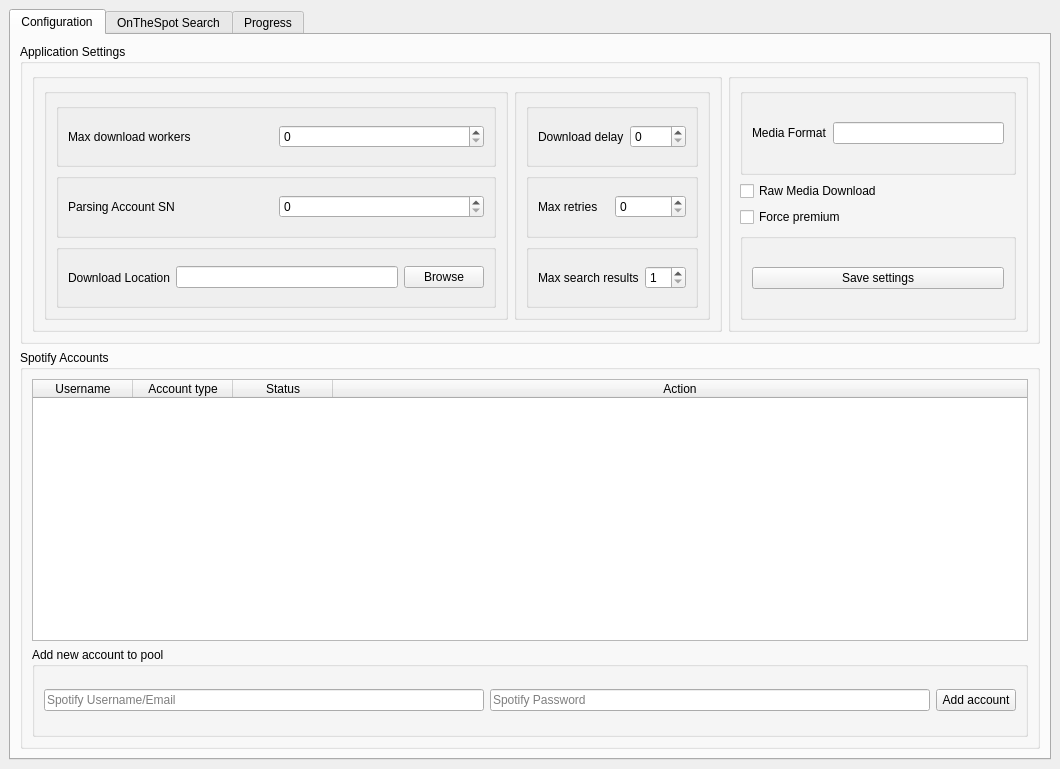
First picture: the form in ui/main.ui, repository moddroid94/onthespot, before the edit.
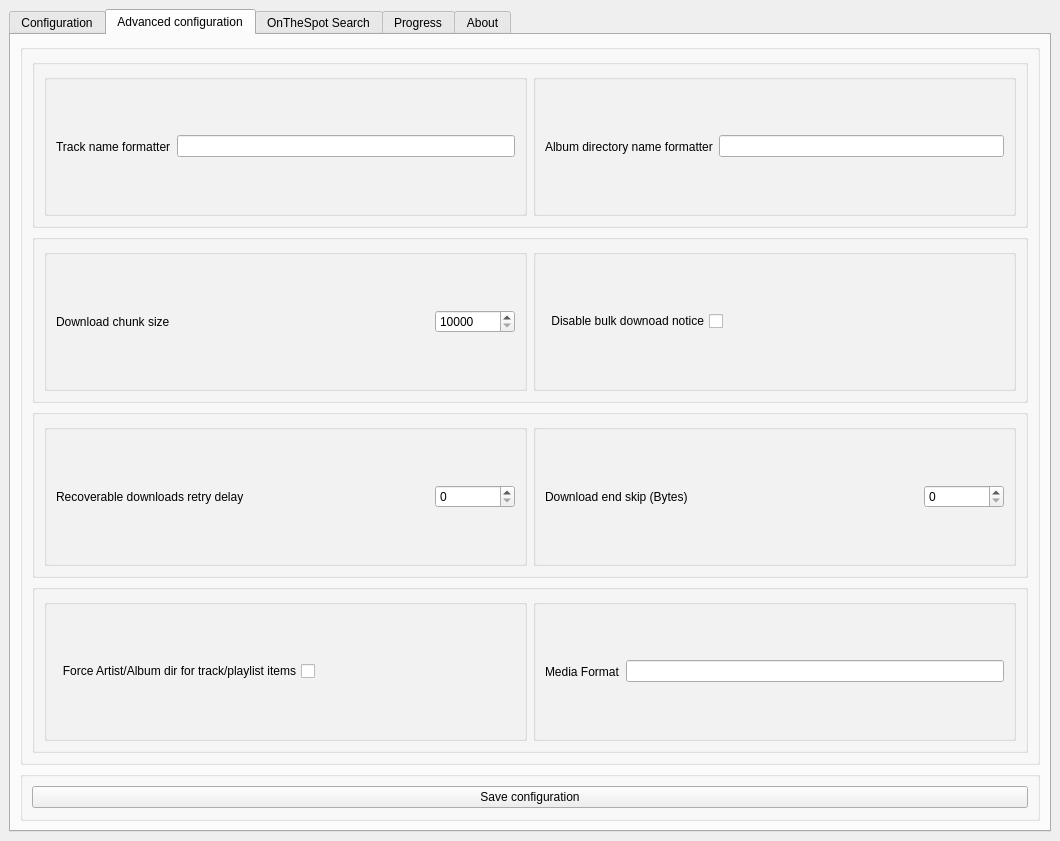
Second picture: the form after the edit. The open tabs and pages were chosen to show the change.

Diff of the .ui file:
```diff
--- a/ui/main.ui
+++ b/ui/main.ui
@@ -2,12 +2,15 @@
 <ui version="4.0">
  <class>MainWindow</class>
  <widget class="QMainWindow" name="MainWindow">
+  <property name="enabled">
+   <bool>true</bool>
+  </property>
   <property name="geometry">
    <rect>
     <x>0</x>
     <y>0</y>
     <width>1060</width>
-    <height>769</height>
+    <height>841</height>
    </rect>
   </property>
   <property name="windowTitle">
@@ -154,6 +157,19 @@
                       </property>
                      </widget>
                     </item>
+                    <item>
+                     <spacer name="horizontalSpacer">
+                      <property name="orientation">
+                       <enum>Qt::Horizontal</enum>
+                      </property>
+                      <property name="sizeHint" stdset="0">
+                       <size>
+                        <width>40</width>
+                        <height>20</height>
+                       </size>
+                      </property>
+                     </spacer>
+                    </item>
                     <item>
                      <widget class="QLineEdit" name="inp_download_root"/>
                     </item>
@@ -297,34 +313,6 @@
               <bool>true</bool>
              </property>
              <layout class="QVBoxLayout" name="verticalLayout_8">
-              <item>
-               <widget class="QGroupBox" name="groupBox_19">
-                <property name="minimumSize">
-                 <size>
-                  <width>0</width>
-                  <height>50</height>
-                 </size>
-                </property>
-                <property name="title">
-                 <string/>
-                </property>
-                <property name="flat">
-                 <bool>true</bool>
-                </property>
-                <layout class="QHBoxLayout" name="horizontalLayout_14">
-                 <item>
-                  <widget class="QLabel" name="lm_media_format">
-                   <property name="text">
-                    <string>Media Format</string>
-                   </property>
-                  </widget>
-                 </item>
-                 <item>
-                  <widget class="QLineEdit" name="inp_media_format"/>
-                 </item>
-                </layout>
-               </widget>
-              </item>
               <item>
                <widget class="QCheckBox" name="inp_raw_download">
                 <property name="text">
@@ -471,6 +459,367 @@
         </item>
        </layout>
       </widget>
+      <widget class="QWidget" name="advanced_config">
+       <property name="enabled">
+        <bool>true</bool>
+       </property>
+       <attribute name="title">
+        <string>Advanced configuration</string>
+       </attribute>
+       <layout class="QVBoxLayout" name="verticalLayout_12">
+        <item>
+         <widget class="QGroupBox" name="imput_adv_group">
+          <property name="title">
+           <string/>
+          </property>
+          <property name="flat">
+           <bool>true</bool>
+          </property>
+          <layout class="QVBoxLayout" name="verticalLayout_11">
+           <item>
+            <widget class="QGroupBox" name="groupBox_3">
+             <property name="title">
+              <string/>
+             </property>
+             <property name="flat">
+              <bool>true</bool>
+             </property>
+             <layout class="QHBoxLayout" name="horizontalLayout">
+              <item>
+               <widget class="QGroupBox" name="groupBox_6">
+                <property name="title">
+                 <string/>
+                </property>
+                <property name="flat">
+                 <bool>false</bool>
+                </property>
+                <layout class="QHBoxLayout" name="horizontalLayout_17">
+                 <item>
+                  <widget class="QLabel" name="lb_track_formatter">
+                   <property name="text">
+                    <string>Track name formatter</string>
+                   </property>
+                  </widget>
+                 </item>
+                 <item>
+                  <widget class="QLineEdit" name="inp_track_formatter"/>
+                 </item>
+                </layout>
+               </widget>
+              </item>
+              <item>
+               <widget class="QGroupBox" name="groupBox_13">
+                <property name="title">
+                 <string/>
+                </property>
+                <layout class="QHBoxLayout" name="horizontalLayout_18">
+                 <item>
+                  <widget class="QLabel" name="lb_alb_formatter">
+                   <property name="text">
+                    <string>Album directory name formatter</string>
+                   </property>
+                  </widget>
+                 </item>
+                 <item>
+                  <widget class="QLineEdit" name="inp_alb_formatter">
+                   <property name="text">
+                    <string/>
+                   </property>
+                  </widget>
+                 </item>
+                </layout>
+               </widget>
+              </item>
+             </layout>
+            </widget>
+           </item>
+           <item>
+            <widget class="QGroupBox" name="groupBox_4">
+             <property name="title">
+              <string/>
+             </property>
+             <property name="flat">
+              <bool>true</bool>
+             </property>
+             <layout class="QHBoxLayout" name="horizontalLayout_13">
+              <item>
+               <widget class="QGroupBox" name="groupBox_8">
+                <property name="title">
+                 <string/>
+                </property>
+                <property name="flat">
+                 <bool>false</bool>
+                </property>
+                <layout class="QHBoxLayout" name="horizontalLayout_19">
+                 <item>
+                  <widget class="QLabel" name="lb_chunk_size">
+                   <property name="text">
+                    <string>Download chunk size</string>
+                   </property>
+                  </widget>
+                 </item>
+                 <item>
+                  <spacer name="horizontalSpacer_2">
+                   <property name="orientation">
+                    <enum>Qt::Horizontal</enum>
+                   </property>
+                   <property name="sizeHint" stdset="0">
+                    <size>
+                     <width>40</width>
+                     <height>20</height>
+                    </size>
+                   </property>
+                  </spacer>
+                 </item>
+                 <item>
+                  <widget class="QSpinBox" name="inp_chunk_size">
+                   <property name="minimumSize">
+                    <size>
+                     <width>80</width>
+                     <height>0</height>
+                    </size>
+                   </property>
+                   <property name="minimum">
+                    <number>10000</number>
+                   </property>
+                   <property name="maximum">
+                    <number>10000000</number>
+                   </property>
+                  </widget>
+                 </item>
+                </layout>
+               </widget>
+              </item>
+              <item>
+               <widget class="QGroupBox" name="groupBox_18">
+                <property name="title">
+                 <string/>
+                </property>
+                <layout class="QHBoxLayout" name="horizontalLayout_20">
+                 <item>
+                  <widget class="QCheckBox" name="inp_disable_bulk_popup">
+                   <property name="layoutDirection">
+                    <enum>Qt::RightToLeft</enum>
+                   </property>
+                   <property name="text">
+                    <string>Disable bulk downoad notice</string>
+                   </property>
+                  </widget>
+                 </item>
+                 <item>
+                  <spacer name="horizontalSpacer_3">
+                   <property name="orientation">
+                    <enum>Qt::Horizontal</enum>
+                   </property>
+                   <property name="sizeHint" stdset="0">
+                    <size>
+                     <width>40</width>
+                     <height>20</height>
+                    </size>
+                   </property>
+                  </spacer>
+                 </item>
+                </layout>
+               </widget>
+              </item>
+             </layout>
+            </widget>
+           </item>
+           <item>
+            <widget class="QGroupBox" name="groupBox_5">
+             <property name="title">
+              <string/>
+             </property>
+             <property name="flat">
+              <bool>true</bool>
+             </property>
+             <layout class="QHBoxLayout" name="horizontalLayout_21">
+              <item>
+               <widget class="QGroupBox" name="groupBox_22">
+                <property name="title">
+                 <string/>
+                </property>
+                <property name="flat">
+                 <bool>false</bool>
+                </property>
+                <layout class="QHBoxLayout" name="horizontalLayout_22">
+                 <item>
+                  <widget class="QLabel" name="lb_max_recdl_delay">
+                   <property name="text">
+                    <string>Recoverable downloads retry delay</string>
+                   </property>
+                  </widget>
+                 </item>
+                 <item>
+                  <spacer name="horizontalSpacer_4">
+                   <property name="orientation">
+                    <enum>Qt::Horizontal</enum>
+                   </property>
+                   <property name="sizeHint" stdset="0">
+                    <size>
+                     <width>40</width>
+                     <height>20</height>
+                    </size>
+                   </property>
+                  </spacer>
+                 </item>
+                 <item>
+                  <widget class="QSpinBox" name="inp_max_recdl_delay">
+                   <property name="minimumSize">
+                    <size>
+                     <width>80</width>
+                     <height>0</height>
+                    </size>
+                   </property>
+                   <property name="maximum">
+                    <number>999999</number>
+                   </property>
+                  </widget>
+                 </item>
+                </layout>
+               </widget>
+              </item>
+              <item>
+               <widget class="QGroupBox" name="groupBox_23">
+                <property name="title">
+                 <string/>
+                </property>
+                <layout class="QHBoxLayout" name="horizontalLayout_23">
+                 <item>
+                  <widget class="QLabel" name="lb_dl_endskip">
+                   <property name="text">
+                    <string>Download end skip (Bytes)</string>
+                   </property>
+                  </widget>
+                 </item>
+                 <item>
+                  <spacer name="horizontalSpacer_5">
+                   <property name="orientation">
+                    <enum>Qt::Horizontal</enum>
+                   </property>
+                   <property name="sizeHint" stdset="0">
+                    <size>
+                     <width>40</width>
+                     <height>20</height>
+                    </size>
+                   </property>
+                  </spacer>
+                 </item>
+                 <item>
+                  <widget class="QSpinBox" name="inp_dl_endskip">
+                   <property name="minimumSize">
+                    <size>
+                     <width>80</width>
+                     <height>0</height>
+                    </size>
+                   </property>
+                   <property name="maximum">
+                    <number>999999999</number>
+                   </property>
+                  </widget>
+                 </item>
+                </layout>
+               </widget>
+              </item>
+             </layout>
+            </widget>
+           </item>
+           <item>
+            <widget class="QGroupBox" name="groupBox_25">
+             <property name="title">
+              <string/>
+             </property>
+             <property name="flat">
+              <bool>true</bool>
+             </property>
+             <layout class="QHBoxLayout" name="horizontalLayout_24">
+              <item>
+               <widget class="QGroupBox" name="groupBox_26">
+                <property name="title">
+                 <string/>
+                </property>
+                <property name="flat">
+                 <bool>false</bool>
+                </property>
+                <layout class="QHBoxLayout" name="horizontalLayout_25">
+                 <item>
+                  <widget class="QCheckBox" name="inp_force_track_dir">
+                   <property name="layoutDirection">
+                    <enum>Qt::RightToLeft</enum>
+                   </property>
+                   <property name="text">
+                    <string>Force Artist/Album dir for track/playlist items</string>
+                   </property>
+                  </widget>
+                 </item>
+                 <item>
+                  <spacer name="horizontalSpacer_6">
+                   <property name="orientation">
+                    <enum>Qt::Horizontal</enum>
+                   </property>
+                   <property name="sizeHint" stdset="0">
+                    <size>
+                     <width>40</width>
+                     <height>20</height>
+                    </size>
+                   </property>
+                  </spacer>
+                 </item>
+                </layout>
+               </widget>
+              </item>
+              <item>
+               <widget class="QGroupBox" name="groupBox_27">
+                <property name="title">
+                 <string/>
+                </property>
+                <layout class="QHBoxLayout" name="horizontalLayout_26">
+                 <item>
+                  <widget class="QLabel" name="lm_media_format">
+                   <property name="text">
+                    <string>Media Format</string>
+                   </property>
+                  </widget>
+                 </item>
+                 <item>
+                  <widget class="QLineEdit" name="inp_media_format"/>
+                 </item>
+                </layout>
+               </widget>
+              </item>
+             </layout>
+            </widget>
+           </item>
+          </layout>
+         </widget>
+        </item>
+        <item>
+         <widget class="QGroupBox" name="groupBox_24">
+          <property name="maximumSize">
+           <size>
+            <width>16777215</width>
+            <height>50</height>
+           </size>
+          </property>
+          <property name="title">
+           <string/>
+          </property>
+          <property name="flat">
+           <bool>true</bool>
+          </property>
+          <layout class="QVBoxLayout" name="verticalLayout_13">
+           <item>
+            <widget class="QPushButton" name="btn_save_adv_config">
+             <property name="text">
+              <string>Save configuration</string>
+             </property>
+            </widget>
+           </item>
+          </layout>
+         </widget>
+        </item>
+       </layout>
+      </widget>
       <widget class="QWidget" name="search">
        <attribute name="title">
         <string>OnTheSpot Search</string>
@@ -729,6 +1078,74 @@
         </item>
        </layout>
       </widget>
+      <widget class="QWidget" name="tab">
+       <attribute name="title">
+        <string>About</string>
+       </attribute>
+       <layout class="QVBoxLayout" name="verticalLayout_14">
+        <item alignment="Qt::AlignHCenter">
+         <widget class="QGroupBox" name="groupBox_28">
+          <property name="title">
+           <string/>
+          </property>
+          <property name="flat">
+           <bool>true</bool>
+          </property>
+          <layout class="QVBoxLayout" name="verticalLayout_15">
+           <item>
+            <spacer name="verticalSpacer">
+             <property name="orientation">
+              <enum>Qt::Vertical</enum>
+             </property>
+             <property name="sizeHint" stdset="0">
+              <size>
+               <width>20</width>
+               <height>40</height>
+              </size>
+             </property>
+            </spacer>
+           </item>
+           <item>
+            <widget class="QLabel" name="label">
+             <property name="text">
+              <string>&lt;html&gt;&lt;head/&gt;&lt;body&gt;&lt;p align=&quot;center&quot;&gt;&lt;span style=&quot; font-size:20pt;&quot;&gt;OnTheSpot - Spotify Downloader&lt;/span&gt;&lt;/p&gt;&lt;p align=&quot;center&quot;&gt;&lt;span style=&quot; font-size:14pt;&quot;&gt;By: &lt;/span&gt;&lt;a href=&quot;http://casualsnek.eu.org&quot;&gt;&lt;span style=&quot; font-size:14pt; text-decoration: underline; color:#2980b9;&quot;&gt;CasuAlSnek Website | &lt;/span&gt;&lt;/a&gt;&lt;a href=&quot;https://github.com/casualsnek/onethespot&quot;&gt;&lt;span style=&quot; font-size:14pt; text-decoration: underline; color:#2980b9;&quot;&gt;GitHub&lt;/span&gt;&lt;/a&gt;&lt;/p&gt;&lt;p align=&quot;center&quot;&gt;&lt;br/&gt;&lt;/p&gt;&lt;p align=&quot;center&quot;&gt;&lt;a href=&quot;https://github.com/casualsnek/onethespot&quot;&gt;&lt;span style=&quot; font-size:12pt; text-decoration: underline; color:#2980b9;&quot;&gt;OneTheSpot is not related or endorsed by Spotify by any means.&lt;/span&gt;&lt;/a&gt;&lt;/p&gt;&lt;p align=&quot;center&quot;&gt;&lt;a href=&quot;https://github.com/casualsnek/onethespot&quot;&gt;&lt;span style=&quot; font-size:12pt; text-decoration: underline; color:#2980b9;&quot;&gt;You are solely liable for any actions you perform through this application and it's consequences.&lt;/span&gt;&lt;/a&gt;&lt;/p&gt;&lt;p align=&quot;center&quot;&gt;&lt;br/&gt;&lt;/p&gt;&lt;p align=&quot;center&quot;&gt;&lt;a href=&quot;https://github.com/casualsnek/onethespot&quot;&gt;&lt;span style=&quot; font-size:12pt; text-decoration: underline; color:#2980b9;&quot;&gt;This application is distributed under &lt;/span&gt;&lt;/a&gt;&lt;a href=&quot;https://www.gnu.org/licenses/old-licenses/lgpl-2.0.html&quot;&gt;&lt;span style=&quot; text-decoration: underline; color:#2980b9;&quot;&gt;GPLv2&lt;/span&gt;&lt;/a&gt;&lt;a href=&quot;https://github.com/casualsnek/onethespot&quot;&gt;&lt;span style=&quot; font-size:12pt; text-decoration: underline; color:#2980b9;&quot;&gt; License&lt;/span&gt;&lt;/a&gt;&lt;/p&gt;&lt;p align=&quot;center&quot;&gt;&lt;br/&gt;&lt;/p&gt;&lt;p align=&quot;center&quot;&gt;&lt;a href=&quot;https://github.com/casualsnek/onethespot&quot;&gt;&lt;span style=&quot; font-size:12pt; text-decoration: underline; color:#2980b9;&quot;&gt;License Terms:&lt;/span&gt;&lt;/a&gt;&lt;/p&gt;&lt;/body&gt;&lt;/html&gt;</string>
+             </property>
+            </widget>
+           </item>
+          </layout>
+         </widget>
+        </item>
+        <item>
+         <widget class="QGroupBox" name="groupBox_19">
+          <property name="title">
+           <string/>
+          </property>
+          <property name="flat">
+           <bool>true</bool>
+          </property>
+          <layout class="QHBoxLayout" name="horizontalLayout_14">
+           <item>
+            <widget class="QTextEdit" name="textEdit">
+             <property name="minimumSize">
+              <size>
+               <width>800</width>
+               <height>0</height>
+              </size>
+             </property>
+             <property name="html">
+              <string>&lt;!DOCTYPE HTML PUBLIC &quot;-//W3C//DTD HTML 4.0//EN&quot; &quot;http://www.w3.org/TR/REC-html40/strict.dtd&quot;&gt;
+&lt;html&gt;&lt;head&gt;&lt;meta name=&quot;qrichtext&quot; content=&quot;1&quot; /&gt;&lt;style type=&quot;text/css&quot;&gt;
+p, li { white-space: pre-wrap; }
+&lt;/style&gt;&lt;/head&gt;&lt;body style=&quot; font-family:'Iosevka Semibold'; font-size:10pt; font-weight:400; font-style:normal;&quot;&gt;
+&lt;p align=&quot;center&quot; style=&quot; margin-top:0px; margin-bottom:0px; margin-left:0px; margin-right:0px; -qt-block-indent:0; text-indent:0px;&quot;&gt;&lt;span style=&quot; font-family:'monospace'; color:#000000; background-color:#ffffff;&quot;&gt;GNU GENERAL PUBLIC LICENSE &lt;/span&gt;&lt;span style=&quot; font-family:'monospace';&quot;&gt;&lt;br /&gt;Version 2, June 1991 &lt;br /&gt;&lt;br /&gt;Copyright (C) 1989, 1991 Free Software Foundation, Inc., &lt;br /&gt;51 Franklin Street, Fifth Floor, Boston, MA 02110-1301 USA &lt;br /&gt;Everyone is permitted to copy and distribute verbatim copies &lt;br /&gt;of this license document, but changing it is not allowed. &lt;br /&gt;&lt;br /&gt;Preamble &lt;br /&gt;&lt;br /&gt;The licenses for most software are designed to take away your &lt;br /&gt;freedom to share and change it.  By contrast, the GNU General Public &lt;br /&gt;License is intended to guarantee your freedom to share and change free &lt;br /&gt;software--to make sure the software is free for all its users.  This &lt;br /&gt;General Public License applies to most of the Free Software &lt;br /&gt;Foundation's software and to any other program whose authors commit to &lt;br /&gt;using it.  (Some other Free Software Foundation software is covered by &lt;br /&gt;the GNU Lesser General Public License instead.)  You can apply it to &lt;br /&gt;your programs, too. &lt;br /&gt;&lt;br /&gt;When we speak of free software, we are referring to freedom, not &lt;br /&gt;price.  Our General Public Licenses are designed to make sure that you &lt;br /&gt;have the freedom to distribute copies of free software (and charge for &lt;br /&gt;this service if you wish), that you receive source code or can get it &lt;br /&gt;if you want it, that you can change the software or use pieces of it &lt;br /&gt;in new free programs; and that you know you can do these things. &lt;br /&gt;&lt;br /&gt;To protect your rights, we need to make restrictions that forbid &lt;br /&gt;anyone to deny you these rights or to ask you to surrender the rights. &lt;br /&gt;These restrictions translate to certain responsibilities for you if you &lt;br /&gt;distribute copies of the software, or if you modify it. &lt;br /&gt;&lt;br /&gt;For example, if you distribute copies of such a program, whether &lt;br /&gt;gratis or for a fee, you must give the recipients all the rights that &lt;br /&gt;you have.  You must make sure that they, too, receive or can get the &lt;br /&gt;source code.  And you must show them these terms so they know their &lt;br /&gt;rights. &lt;br /&gt;&lt;br /&gt;We protect your rights with two steps: (1) copyright the software, and &lt;br /&gt;(2) offer you this license which gives you legal permission to copy, &lt;br /&gt;distribute and/or modify the software. &lt;br /&gt;&lt;br /&gt;Also, for each author's protection and ours, we want to make certain &lt;br /&gt;that everyone understands that there is no warranty for this free &lt;br /&gt;software.  If the software is modified by someone else and passed on, we &lt;br /&gt;want its recipients to know that what they have is not the original, so &lt;br /&gt;that any problems introduced by others will not reflect on the original &lt;br /&gt;authors' reputations. &lt;br /&gt;&lt;br /&gt;Finally, any free program is threatened constantly by software &lt;br /&gt;patents.  We wish to avoid the danger that redistributors of a free &lt;br /&gt;program will individually obtain patent licenses, in effect making the &lt;br /&gt;program proprietary.  To prevent this, we have made it clear that any &lt;br /&gt;patent must be licensed for everyone's free use or not licensed at all. &lt;br /&gt;&lt;br /&gt;The precise terms and conditions for copying, distribution and &lt;br /&gt;modification follow. &lt;br /&gt;&lt;br /&gt;GNU GENERAL PUBLIC LICENSE &lt;br /&gt;TERMS AND CONDITIONS FOR COPYING, DISTRIBUTION AND MODIFICATION &lt;br /&gt;&lt;br /&gt;0. This License applies to any program or other work which contains &lt;br /&gt;a notice placed by the copyright holder saying it may be distributed &lt;br /&gt;under the terms of this General Public License.  The &amp;quot;Program&amp;quot;, below, &lt;br /&gt;refers to any such program or work, and a &amp;quot;work based on the Program&amp;quot; &lt;br /&gt;means either the Program or any derivative work under copyright law: &lt;br /&gt;that is to say, a work containing the Program or a portion of it, &lt;br /&gt;either verbatim or with modifications and/or translated into another &lt;br /&gt;language.  (Hereinafter, translation is included without limitation in &lt;br /&gt;the term &amp;quot;modification&amp;quot;.)  Each licensee is addressed as &amp;quot;you&amp;quot;. &lt;br /&gt;&lt;br /&gt;Activities other than copying, distribution and modification are not &lt;br /&gt;covered by this License; they are outside its scope.  The act of &lt;br /&gt;running the Program is not restricted, and the output from the Program &lt;br /&gt;is covered only if its contents constitute a work based on the &lt;br /&gt;Program (independent of having been made by running the Program). &lt;br /&gt;Whether that is true depends on what the Program does. &lt;br /&gt;&lt;br /&gt;1. You may copy and distribute verbatim copies of the Program's &lt;br /&gt;source code as you receive it, in any medium, provided that you &lt;br /&gt;conspicuously and appropriately publish on each copy an appropriate &lt;br /&gt;copyright notice and disclaimer of warranty; keep intact all the &lt;br /&gt;notices that refer to this License and to the absence of any warranty; &lt;br /&gt;and give any other recipients of the Program a copy of this License &lt;br /&gt;along with the Program. &lt;br /&gt;&lt;br /&gt;You may charge a fee for the physical act of transferring a copy, and &lt;br /&gt;you may at your option offer warranty protection in exchange for a fee. &lt;br /&gt;&lt;br /&gt;2. You may modify your copy or copies of the Program or any portion &lt;br /&gt;of it, thus forming a work based on the Program, and copy and &lt;br /&gt;distribute such modifications or work under the terms of Section 1 &lt;br /&gt;above, provided that you also meet all of these conditions: &lt;br /&gt;&lt;br /&gt;a) You must cause the modified files to carry prominent notices &lt;br /&gt;stating that you changed the files and the date of any change. &lt;br /&gt;&lt;br /&gt;b) You must cause any work that you distribute or publish, that in &lt;br /&gt;whole or in part contains or is derived from the Program or any &lt;br /&gt;part thereof, to be licensed as a whole at no charge to all third &lt;br /&gt;parties under the terms of this License. &lt;br /&gt;&lt;br /&gt;c) If the modified program normally reads commands interactively &lt;br /&gt;when run, you must cause it, when started running for such &lt;br /&gt;interactive use in the most ordinary way, to print or display an &lt;br /&gt;announcement including an appropriate copyright notice and a &lt;br /&gt;notice that there is no warranty (or else, saying that you provide &lt;br /&gt;a warranty) and that users may redistribute the program under &lt;br /&gt;these conditions, and telling the user how to view a copy of this &lt;br /&gt;License.  (Exception: if the Program itself is interactive but &lt;br /&gt;does not normally print such an announcement, your work based on &lt;br /&gt;the Program is not required to print an announcement.) &lt;br /&gt;&lt;br /&gt;These requirements apply to the modified work as a whole.  If &lt;br /&gt;identifiable sections of that work are not derived from the Program, &lt;br /&gt;and can be reasonably considered independent and separate works in &lt;br /&gt;themselves, then this License, and its terms, do not apply to those &lt;br /&gt;sections when you distribute them as separate works.  But when you &lt;br /&gt;distribute the same sections as part of a whole which is a work based &lt;br /&gt;on the Program, the distribution of the whole must be on the terms of &lt;br /&gt;this License, whose permissions for other licensees extend to the &lt;br /&gt;entire whole, and thus to each and every part regardless of who wrote it. &lt;br /&gt;&lt;br /&gt;Thus, it is not the intent of this section to claim rights or contest &lt;br /&gt;your rights to work written entirely by you; rather, the intent is to &lt;br /&gt;exercise the right to control the distribution of derivative or &lt;br /&gt;collective works based on the Program. &lt;br /&gt;&lt;br /&gt;In addition, mere aggregation of another work not based on the Program &lt;br /&gt;with the Program (or with a work based on the Program) on a volume of &lt;br /&gt;a storage or distribution medium does not bring the other work under &lt;br /&gt;the scope of this License. &lt;br /&gt;&lt;br /&gt;3. You may copy and distribute the Program (or a work based on it, &lt;br /&gt;under Section 2) in object code or executable form under the terms of &lt;br /&gt;Sections 1 and 2 above provided that you also do one of the following: &lt;br /&gt;&lt;br /&gt;a) Accompany it with the complete corresponding machine-readable &lt;br /&gt;source code, which must be distributed under the terms of Sections &lt;br /&gt;1 and 2 above on a medium customarily used for software interchange; or, &lt;br /&gt;&lt;br /&gt;b) Accompany it with a written offer, valid for at least three &lt;br /&gt;years, to give any third party, for a charge no more than your &lt;br /&gt;cost of physically performing source distribution, a complete &lt;br /&gt;machine-readable copy of the corresponding source code, to be &lt;br /&gt;distributed under the terms of Sections 1 and 2 above on a medium &lt;br /&gt;customarily used for software interchange; or, &lt;br /&gt;&lt;br /&gt;c) Accompany it with the information you received as to the offer &lt;br /&gt;to distribute corresponding source code.  (This alternative is &lt;br /&gt;allowed only for noncommercial distribution and only if you &lt;br /&gt;received the program in object code or executable form with such &lt;br /&gt;an offer, in accord with Subsection b above.) &lt;br /&gt;&lt;br /&gt;The source code for a work means the preferred form of the work for &lt;br /&gt;making modifications to it.  For an executable work, complete source &lt;br /&gt;code means all the source code for all modules it contains, plus any &lt;br /&gt;associated interface definition files, plus the scripts used to &lt;br /&gt;control compilation and installation of the executable.  However, as a &lt;br /&gt;special exception, the source code distributed need not include &lt;br /&gt;anything that is normally distributed (in either source or binary &lt;br /&gt;form) with the major components (compiler, kernel, and so on) of the &lt;br /&gt;operating system on which the executable runs, unless that component &lt;br /&gt;itself accompanies the executable. &lt;br /&gt;&lt;br /&gt;If distribution of executable or object code is made by offering &lt;br /&gt;access to copy from a designated place, then offering equivalent &lt;br /&gt;access to copy the source code from the same place counts as &lt;br /&gt;distribution of the source code, even though third parties are not &lt;br /&gt;compelled to copy the source along with the object code. &lt;br /&gt;&lt;br /&gt;4. You may not copy, modify, sublicense, or distribute the Program &lt;br /&gt;except as expressly provided under this License.  Any attempt &lt;br /&gt;otherwise to copy, modify, sublicense or distribute the Program is &lt;br /&gt;void, and will automatically terminate your rights under this License. &lt;br /&gt;However, parties who have received copies, or rights, from you under &lt;br /&gt;this License will not have their licenses terminated so long as such &lt;br /&gt;parties remain in full compliance. &lt;br /&gt;&lt;br /&gt;5. You are not required to accept this License, since you have not &lt;br /&gt;signed it.  However, nothing else grants you permission to modify or &lt;br /&gt;distribute the Program or its derivative works.  These actions are &lt;br /&gt;prohibited by law if you do not accept this License.  Therefore, by &lt;br /&gt;modifying or distributing the Program (or any work based on the &lt;br /&gt;Program), you indicate your acceptance of this License to do so, and &lt;br /&gt;all its terms and conditions for copying, distributing or modifying &lt;br /&gt;the Program or works based on it. &lt;br /&gt;&lt;br /&gt;6. Each time you redistribute the Program (or any work based on the &lt;br /&gt;Program), the recipient automatically receives a license from the &lt;br /&gt;original licensor to copy, distribute or modify the Program subject to &lt;br /&gt;these terms and conditions.  You may not impose any further &lt;br /&gt;restrictions on the recipients' exercise of the rights granted herein. &lt;br /&gt;You are not responsible for enforcing compliance by third parties to &lt;br /&gt;this License. &lt;br /&gt;&lt;br /&gt;7. If, as a consequence of a court judgment or allegation of patent &lt;br /&gt;infringement or for any other reason (not limited to patent issues), &lt;br /&gt;conditions are imposed on you (whether by court order, agreement or &lt;br /&gt;otherwise) that contradict the conditions of this License, they do not &lt;br /&gt;excuse you from the conditions of this License.  If you cannot &lt;br /&gt;distribute so as to satisfy simultaneously your obligations under this &lt;br /&gt;License and any other pertinent obligations, then as a consequence you &lt;br /&gt;may not distribute the Program at all.  For example, if a patent &lt;br /&gt;license would not permit royalty-free redistribution of the Program by &lt;br /&gt;all those who receive copies directly or indirectly through you, then &lt;br /&gt;the only way you could satisfy both it and this License would be to &lt;br /&gt;refrain entirely from distribution of the Program. &lt;br /&gt;&lt;br /&gt;If any portion of this section is held invalid or unenforceable under &lt;br /&gt;any particular circumstance, the balance of the section is intended to &lt;br /&gt;apply and the section as a whole is intended to apply in other &lt;br /&gt;circumstances. &lt;br /&gt;&lt;br /&gt;It is not the purpose of this section to induce you to infringe any &lt;br /&gt;patents or other property right claims or to contest validity of any &lt;br /&gt;such claims; this section has the sole purpose of protecting the &lt;br /&gt;integrity of the free software distribution system, which is &lt;br /&gt;implemented by public license practices.  Many people have made &lt;br /&gt;generous contributions to the wide range of software distributed &lt;br /&gt;through that system in reliance on consistent application of that &lt;br /&gt;system; it is up to the author/donor to decide if he or she is willing &lt;br /&gt;to distribute software through any other system and a licensee cannot &lt;br /&gt;impose that choice. &lt;br /&gt;&lt;br /&gt;This section is intended to make thoroughly clear what is believed to &lt;br /&gt;be a consequence of the rest of this License. &lt;br /&gt;&lt;br /&gt;8. If the distribution and/or use of the Program is restricted in &lt;br /&gt;certain countries either by patents or by copyrighted interfaces, the &lt;br /&gt;original copyright holder who places the Program under this License &lt;br /&gt;may add an explicit geographical distribution limitation excluding &lt;br /&gt;those countries, so that distribution is permitted only in or among &lt;br /&gt;countries not thus excluded.  In such case, this License incorporates &lt;br /&gt;the limitation as if written in the body of this License. &lt;br /&gt;&lt;br /&gt;9. The Free Software Foundation may publish revised and/or new versions &lt;br /&gt;of the General Public License from time to time.  Such new versions will &lt;br /&gt;be similar in spirit to the present version, but may differ in detail to &lt;br /&gt;address new problems or concerns. &lt;br /&gt;&lt;br /&gt;Each version is given a distinguishing version number.  If the Program &lt;br /&gt;specifies a version number of this License which applies to it and &amp;quot;any &lt;br /&gt;later version&amp;quot;, you have the option of following the terms and conditions &lt;br /&gt;either of that version or of any later version published by the Free &lt;br /&gt;Software Foundation.  If the Program does not specify a version number of &lt;br /&gt;this License, you may choose any version ever published by the Free Software &lt;br /&gt;Foundation. &lt;br /&gt;&lt;br /&gt;10. If you wish to incorporate parts of the Program into other free &lt;br /&gt;programs whose distribution conditions are different, write to the author &lt;br /&gt;to ask for permission.  For software which is copyrighted by the Free &lt;br /&gt;Software Foundation, write to the Free Software Foundation; we sometimes &lt;br /&gt;make exceptions for this.  Our decision will be guided by the two goals &lt;br /&gt;of preserving the free status of all derivatives of our free software and &lt;br /&gt;of promoting the sharing and reuse of software generally. &lt;br /&gt;&lt;br /&gt;NO WARRANTY &lt;br /&gt;&lt;br /&gt;11. BECAUSE THE PROGRAM IS LICENSED FREE OF CHARGE, THERE IS NO WARRANTY &lt;br /&gt;FOR THE PROGRAM, TO THE EXTENT PERMITTED BY APPLICABLE LAW.  EXCEPT WHEN &lt;br /&gt;OTHERWISE STATED IN WRITING THE COPYRIGHT HOLDERS AND/OR OTHER PARTIES &lt;br /&gt;PROVIDE THE PROGRAM &amp;quot;AS IS&amp;quot; WITHOUT WARRANTY OF ANY KIND, EITHER EXPRESSED &lt;br /&gt;OR IMPLIED, INCLUDING, BUT NOT LIMITED TO, THE IMPLIED WARRANTIES OF &lt;br /&gt;MERCHANTABILITY AND FITNESS FOR A PARTICULAR PURPOSE.  THE ENTIRE RISK AS &lt;br /&gt;TO THE QUALITY AND PERFORMANCE OF THE PROGRAM IS WITH YOU.  SHOULD THE &lt;br /&gt;PROGRAM PROVE DEFECTIVE, YOU ASSUME THE COST OF ALL NECESSARY SERVICING, &lt;br /&gt;REPAIR OR CORRECTION. &lt;br /&gt;&lt;br /&gt;12. IN NO EVENT UNLESS REQUIRED BY APPLICABLE LAW OR AGREED TO IN WRITING &lt;br /&gt;WILL ANY COPYRIGHT HOLDER, OR ANY OTHER PARTY WHO MAY MODIFY AND/OR &lt;br /&gt;REDISTRIBUTE THE PROGRAM AS PERMITTED ABOVE, BE LIABLE TO YOU FOR DAMAGES, &lt;br /&gt;INCLUDING ANY GENERAL, SPECIAL, INCIDENTAL OR CONSEQUENTIAL DAMAGES ARISING &lt;br /&gt;OUT OF THE USE OR INABILITY TO USE THE PROGRAM (INCLUDING BUT NOT LIMITED &lt;br /&gt;TO LOSS OF DATA OR DATA BEING RENDERED INACCURATE OR LOSSES SUSTAINED BY &lt;br /&gt;YOU OR THIRD PARTIES OR A FAILURE OF THE PROGRAM TO OPERATE WITH ANY OTHER &lt;br /&gt;PROGRAMS), EVEN IF SUCH HOLDER OR OTHER PARTY HAS BEEN ADVISED OF THE &lt;br /&gt;POSSIBILITY OF SUCH DAMAGES. &lt;br /&gt;&lt;br /&gt;END OF TERMS AND CONDITIONS &lt;br /&gt;&lt;br /&gt;How to Apply These Terms to Your New Programs &lt;br /&gt;&lt;br /&gt;If you develop a new program, and you want it to be of the greatest &lt;br /&gt;possible use to the public, the best way to achieve this is to make it &lt;br /&gt;free software which everyone can redistribute and change under these terms. &lt;br /&gt;&lt;br /&gt;To do so, attach the following notices to the program.  It is safest &lt;br /&gt;to attach them to the start of each source file to most effectively &lt;br /&gt;convey the exclusion of warranty; and each file should have at least &lt;br /&gt;the &amp;quot;copyright&amp;quot; line and a pointer to where the full notice is found. &lt;br /&gt;&lt;br /&gt;&amp;lt;one line to give the program's name and a brief idea of what it does.&amp;gt; &lt;br /&gt;Copyright (C) &amp;lt;year&amp;gt;  &amp;lt;name of author&amp;gt; &lt;br /&gt;&lt;br /&gt;This program is free software; you can redistribute it and/or modify &lt;br /&gt;it under the terms of the GNU General Public License as published by &lt;br /&gt;the Free Software Foundation; either version 2 of the License, or &lt;br /&gt;(at your option) any later version. &lt;br /&gt;&lt;br /&gt;This program is distributed in the hope that it will be useful, &lt;br /&gt;but WITHOUT ANY WARRANTY; without even the implied warranty of &lt;br /&gt;MERCHANTABILITY or FITNESS FOR A PARTICULAR PURPOSE.  See the &lt;br /&gt;GNU General Public License for more details. &lt;br /&gt;&lt;br /&gt;You should have received a copy of the GNU General Public License along &lt;br /&gt;with this program; if not, write to the Free Software Foundation, Inc., &lt;br /&gt;51 Franklin Street, Fifth Floor, Boston, MA 02110-1301 USA. &lt;br /&gt;&lt;br /&gt;Also add information on how to contact you by electronic and paper mail. &lt;br /&gt;&lt;br /&gt;If the program is interactive, make it output a short notice like this &lt;br /&gt;when it starts in an interactive mode: &lt;br /&gt;&lt;br /&gt;Gnomovision version 69, Copyright (C) year name of author &lt;br /&gt;Gnomovision comes with ABSOLUTELY NO WARRANTY; for details type `show w'. &lt;br /&gt;This is free software, and you are welcome to redistribute it &lt;br /&gt;under certain conditions; type `show c' for details. &lt;br /&gt;&lt;br /&gt;The hypothetical commands `show w' and `show c' should show the appropriate &lt;br /&gt;parts of the General Public License.  Of course, the commands you use may &lt;br /&gt;be called something other than `show w' and `show c'; they could even be &lt;br /&gt;mouse-clicks or menu items--whatever suits your program. &lt;br /&gt;&lt;br /&gt;You should also get your employer (if you work as a programmer) or your &lt;br /&gt;school, if any, to sign a &amp;quot;copyright disclaimer&amp;quot; for the program, if &lt;br /&gt;necessary.  Here is a sample; alter the names: &lt;br /&gt;&lt;br /&gt;Yoyodyne, Inc., hereby disclaims all copyright interest in the program &lt;br /&gt;`Gnomovision' (which makes passes at compilers) written by James Hacker. &lt;br /&gt;&lt;br /&gt;&amp;lt;signature of Ty Coon&amp;gt;, 1 April 1989 &lt;br /&gt;Ty Coon, President of Vice &lt;br /&gt;&lt;br /&gt;This General Public License does not permit incorporating your program into &lt;br /&gt;proprietary programs.  If your program is a subroutine library, you may &lt;br /&gt;consider it more useful to permit linking proprietary applications with the &lt;br /&gt;library.  If this is what you want to do, use the GNU Lesser General &lt;br /&gt;Public License instead of this License.&lt;/span&gt;&lt;/p&gt;&lt;/body&gt;&lt;/html&gt;</string>
+             </property>
+            </widget>
+           </item>
+          </layout>
+         </widget>
+        </item>
+       </layout>
+      </widget>
      </widget>
     </item>
    </layout>
```
Left out of the diff: 13 changed lines with no effect on the pictures.
